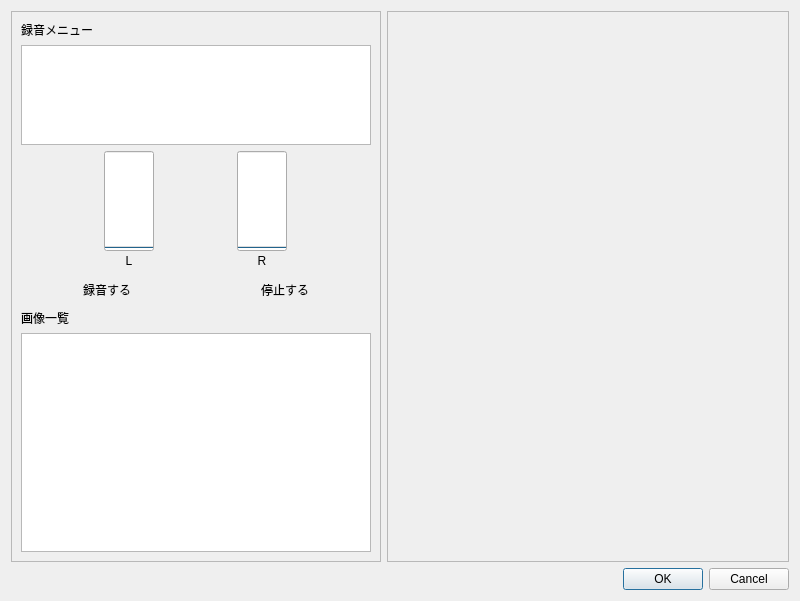
Before: the Qt Designer form ui/recordWithPhotoDialog.ui in yufujimoto/SurveyDataCollector, drawn with Qt 5.
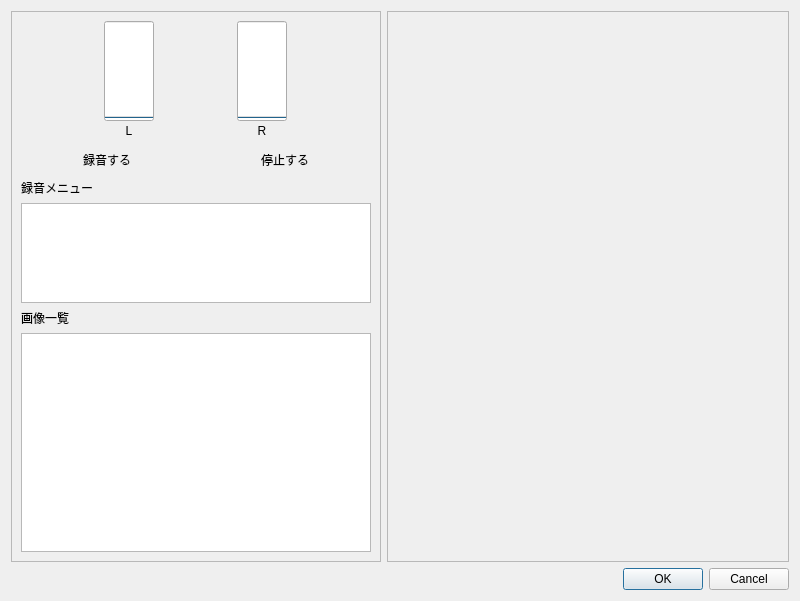
After: the same form once the commit is applied.

Commit message: Recording with photo dialoc is updated.

```diff
--- a/ui/recordWithPhotoDialog.ui
+++ b/ui/recordWithPhotoDialog.ui
@@ -49,29 +49,6 @@
         <property name="topMargin">
          <number>0</number>
         </property>
-        <item>
-         <widget class="QLabel" name="lbl_fl_snd">
-          <property name="text">
-           <string>録音メニュー</string>
-          </property>
-         </widget>
-        </item>
-        <item>
-         <widget class="QListWidget" name="lst_snd_fls">
-          <property name="minimumSize">
-           <size>
-            <width>0</width>
-            <height>0</height>
-           </size>
-          </property>
-          <property name="maximumSize">
-           <size>
-            <width>370</width>
-            <height>100</height>
-           </size>
-          </property>
-         </widget>
-        </item>
         <item>
          <layout class="QGridLayout" name="gridLayout">
           <property name="topMargin">
@@ -194,6 +171,29 @@
           </item>
          </layout>
         </item>
+        <item>
+         <widget class="QLabel" name="lbl_fl_snd">
+          <property name="text">
+           <string>録音メニュー</string>
+          </property>
+         </widget>
+        </item>
+        <item>
+         <widget class="QListWidget" name="lst_snd_fls">
+          <property name="minimumSize">
+           <size>
+            <width>0</width>
+            <height>0</height>
+           </size>
+          </property>
+          <property name="maximumSize">
+           <size>
+            <width>370</width>
+            <height>100</height>
+           </size>
+          </property>
+         </widget>
+        </item>
         <item>
          <widget class="QLabel" name="lbl_img">
           <property name="text">
```
The commit also changes 32 other files.
